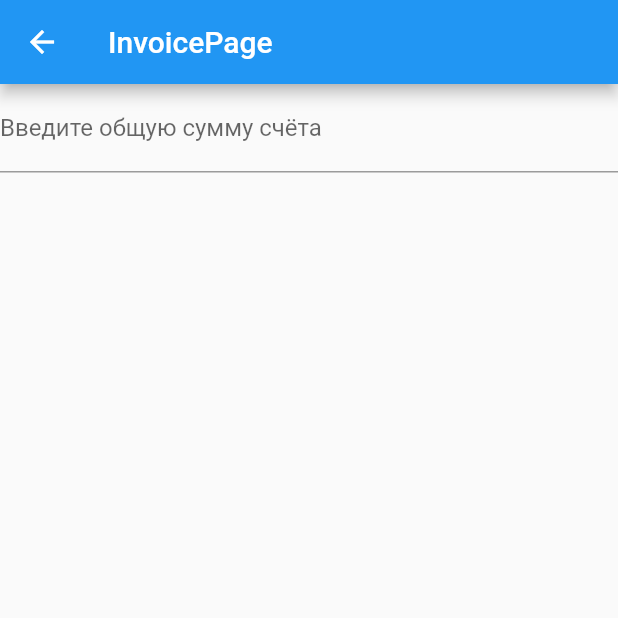
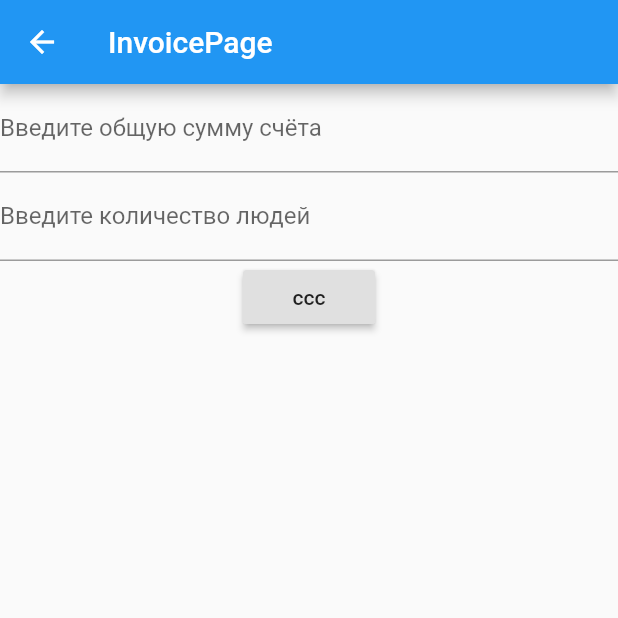
Before and after one commit to Anton-Sav/vtbPay, a Flutter app: the InvoicePage screen opened directly, on a phone screen of 412 x 824 dp, the top half of it. Run offline on Flutter 3.47's test engine with Material 2 defaults, Android fonts, the phone set to English and light mode, and no system bars; our stand-ins replace bloc, flutter_bloc.

Commit message:
add something

```diff
--- a/lib/invoice_page.dart
+++ b/lib/invoice_page.dart
@@ -1,15 +1,53 @@
 import 'package:flutter/material.dart';
+import 'package:flutter/services.dart';
 
-class InvoicePage extends StatelessWidget {
+class InvoicePage extends StatefulWidget {
+  @override
+  _InvoicePageState createState() => _InvoicePageState();
+}
+
+class _InvoicePageState extends State<InvoicePage> {
+  final _formKey = GlobalKey<FormState>();
+
+  String aaa, bbb;
+
   @override
   Widget build(BuildContext context) {
     return Scaffold(
       appBar: AppBar(
         title: Text('InvoicePage'),
       ),
-      body: TextField(
-        decoration: InputDecoration(
-          labelText: 'Введите общую сумму счёта',
+      body: Form(
+        key: _formKey,
+        child: Column(
+          children: <Widget>[
+            TextFormField(
+              decoration: InputDecoration(
+                labelText: 'Введите общую сумму счёта',
+              ),
+              keyboardType: TextInputType.number,
+              onSaved: (value) {
+                aaa = value;
+              },
+            ),
+            TextFormField(
+              decoration: InputDecoration(labelText: "Введите количество людей"),
+              inputFormatters: [WhitelistingTextInputFormatter.digitsOnly],
+              keyboardType: TextInputType.number,
+              onSaved: (value) {
+                bbb = value;
+              },
+            ),
+            RaisedButton(
+              child: Text('ccc'),
+              onPressed: () {
+                if (_formKey.currentState.validate()) {
+                  _formKey.currentState.save();
+                  Scaffold.of(context).showSnackBar(SnackBar(content: Text(aaa + '@' + bbb)));
+                }
+              },
+            )
+          ],
         ),
       ),
     );
```
